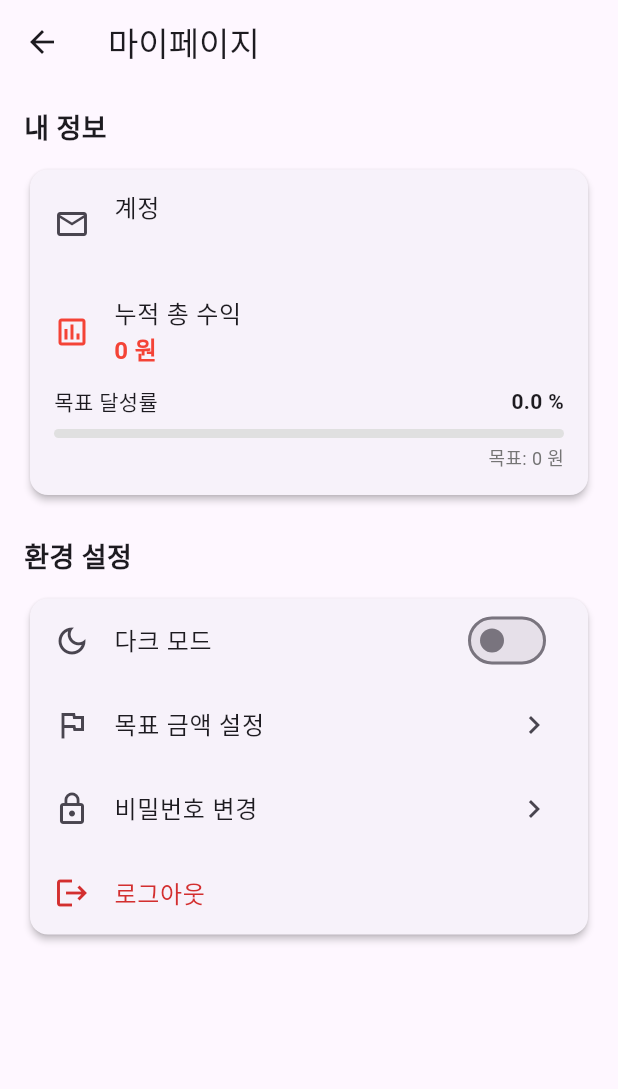
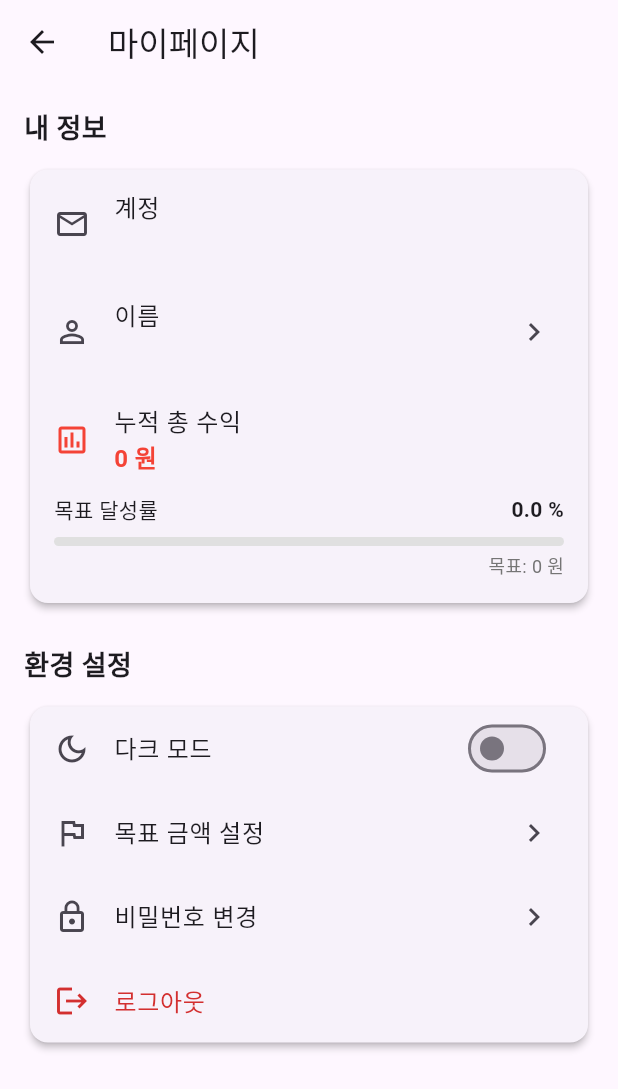
Before and after one commit to JunyeongCha/Laour_ETF, a Flutter app: the MyPageScreen screen opened directly, on a phone screen of 412 x 824 dp. Shown: the top 1089 px of the screen. Run offline on Flutter 3.47's test engine with Material 3 defaults, Android fonts, the phone set to English and light mode, and no system bars; our stand-ins replace cloud_firestore, firebase_auth, firebase_core, flutter_secure_storage, shared_preferences; accounts and stored records are empty.

Commit message:
기초 기능 구현 끝. 로그인/비번변경 등만 하면 됨

```diff
--- a/lib/screens/my_page_screen.dart
+++ b/lib/screens/my_page_screen.dart
@@ -1,4 +1,4 @@
-// // lib/screens/my_page_screen.dart (5-4 수정)
+// // lib/screens/my_page_screen.dart (5-5 수정)
 
 import 'package:flutter/material.dart';
 import 'package:provider/provider.dart';
@@ -6,7 +6,8 @@ import 'package:laour_etf/auth/auth_service.dart';
 import 'package:firebase_auth/firebase_auth.dart';
 import 'package:cloud_firestore/cloud_firestore.dart';
 import 'package:laour_etf/providers/theme_provider.dart';
-import 'package:laour_etf/screens/target_setting_screen.dart'; // (★신규★)
+import 'package:laour_etf/screens/target_setting_screen.dart';
+import 'package:laour_etf/screens/name_change_screen.dart'; // (★신규★)
 
 class MyPageScreen extends StatelessWidget {
   const MyPageScreen({super.key});
@@ -16,9 +17,7 @@ class MyPageScreen extends StatelessWidget {
     final User? user = context.watch<User?>();
     final themeProvider = context.watch<ThemeProvider>();
 
-    // (★수정★)
-    // 2개의 스트림이 필요 (1. 유저 정보, 2. 사이클 정보)
-    // 1. 유저 정보(목표 금액) 스트림
+    // 1. 유저 정보(목표 금액, 이름) 스트림
     final Stream<DocumentSnapshot>? userDocStream = (user != null)
       ? FirebaseFirestore.instance.collection('users').doc(user.uid).snapshots()
       : null;
@@ -39,7 +38,7 @@ class MyPageScreen extends StatelessWidget {
       body: ListView(
         padding: const EdgeInsets.all(16.0),
         children: [
-          // --- 1. 내 정보 섹션 (5-4 수정) ---
+          // --- 1. 내 정보 섹션 (5-5 수정) ---
           const Text(
             '내 정보',
             style: TextStyle(fontSize: 18, fontWeight: FontWeight.bold),
@@ -58,20 +57,41 @@ class MyPageScreen extends StatelessWidget {
                 ),
 
                 // (★수정★)
-                // 2개의 스트림을 조합하기 위해 StreamBuilder를 중첩합니다.
-                // 바깥쪽: 유저 정보(목표 금액)
-                // 안쪽: 사이클 정보(누적 수익)
+                // StreamBuilder가 '이름'과 '목표/수익' 모두를 감싸도록 수정
                 StreamBuilder<DocumentSnapshot>(
                   stream: userDocStream,
                   builder: (context, userSnapshot) {
 
+                    String currentName = '...';
                     double targetProfit = 0.0;
-                    if (userSnapshot.hasData && userSnapshot.data!.exists) {
+
+                    if (userSnapshot.connectionState == ConnectionState.active &&
+                        userSnapshot.hasData &&
+                        userSnapshot.data!.exists) {
                        final userData = userSnapshot.data!.data() as Map<String, dynamic>;
+                       currentName = userData['name'] ?? '이름 없음'; // (★신규★) 이름 가져오기
                        targetProfit = (userData['targetProfit'] as num?)?.toDouble() ?? 0.0;
                     }
 
-                    return StreamBuilder<QuerySnapshot>(
+                    // (★신규★) 이름 + 수익 섹션을 Column으로 묶음
+                    return Column(
+                      children: [ // <-- children: [
+                        // (★신규★) 이름 변경 ListTile
+                        ListTile(
+                          leading: const Icon(Icons.person_outline),
+                          title: const Text('이름'),
+                          subtitle: Text(currentName),
+                          trailing: const Icon(Icons.chevron_right),
+                          onTap: () {
+                            Navigator.push(
+                              context,
+                              MaterialPageRoute(builder: (context) => const NameChangeScreen()),
+                            );
+                          },
+                        ), // <-- ListTile
+
+                        // (기존) 누적 총 수익 StreamBuilder
+                        StreamBuilder<QuerySnapshot>(
                           stream: completedCyclesStream,
                           builder: (context, cycleSnapshot) {
                             if (!cycleSnapshot.hasData || user == null) {
@@ -99,12 +119,10 @@ class MyPageScreen extends StatelessWidget {
 
                             final Color profitColor = totalRealizedProfit >= 0 ? Colors.red : Colors.blue.shade700;
 
-                        // (★신규★) 목표 달성률 계산
                             double achievementRate = 0.0;
                             if (targetProfit > 0) {
                               achievementRate = totalRealizedProfit / targetProfit;
                             }
-                        // 0% ~ 100% 사이로 고정
                             achievementRate = achievementRate.clamp(0.0, 1.0);
 
                             return Column(
@@ -121,7 +139,7 @@ class MyPageScreen extends StatelessWidget {
                                     ),
                                   ),
                                 ),
-                            // (★신규★) 목표 달성률 UI
+                                // 목표 달성률 UI
                                 Padding(
                                   padding: const EdgeInsets.fromLTRB(16.0, 0, 16.0, 16.0),
                                   child: Column(
@@ -158,15 +176,17 @@ class MyPageScreen extends StatelessWidget {
                               ],
                             );
                           },
-                    );
-                  },
-                ),
+                        ), // <-- StreamBuilder 2
+                      ], // (★FIX★) 여기가 '}'가 아닌 ']' 였습니다.
+                    ); // (★FIX★) 여기가 ')'가 아닌 '}' 였습니다.
+                  }, // (★FIX★) 여기가 '}'가 아닌 ')' 였습니다.
+                ), // (★FIX★) 여기가 ')'가 아닌 '}' 였습니다.
               ],
             ),
           ),
           const SizedBox(height: 24),
 
-          // --- 2. 환경 설정 섹션 (5-4 수정) ---
+          // --- 2. 환경 설정 섹션 (5-5 수정) ---
           const Text(
             '환경 설정',
             style: TextStyle(fontSize: 18, fontWeight: FontWeight.bold),
@@ -185,7 +205,6 @@ class MyPageScreen extends StatelessWidget {
                   },
                 ),
 
-                // (★신규★) 5-4 목표 금액 설정 메뉴
                 ListTile(
                   leading: const Icon(Icons.flag_outlined),
                   title: const Text('목표 금액 설정'),
```
Also changed, not shown: lib/screens/name_change_screen.dart (added, +130 -0 lines). Lines whose indentation alone changed are shown as unchanged.
